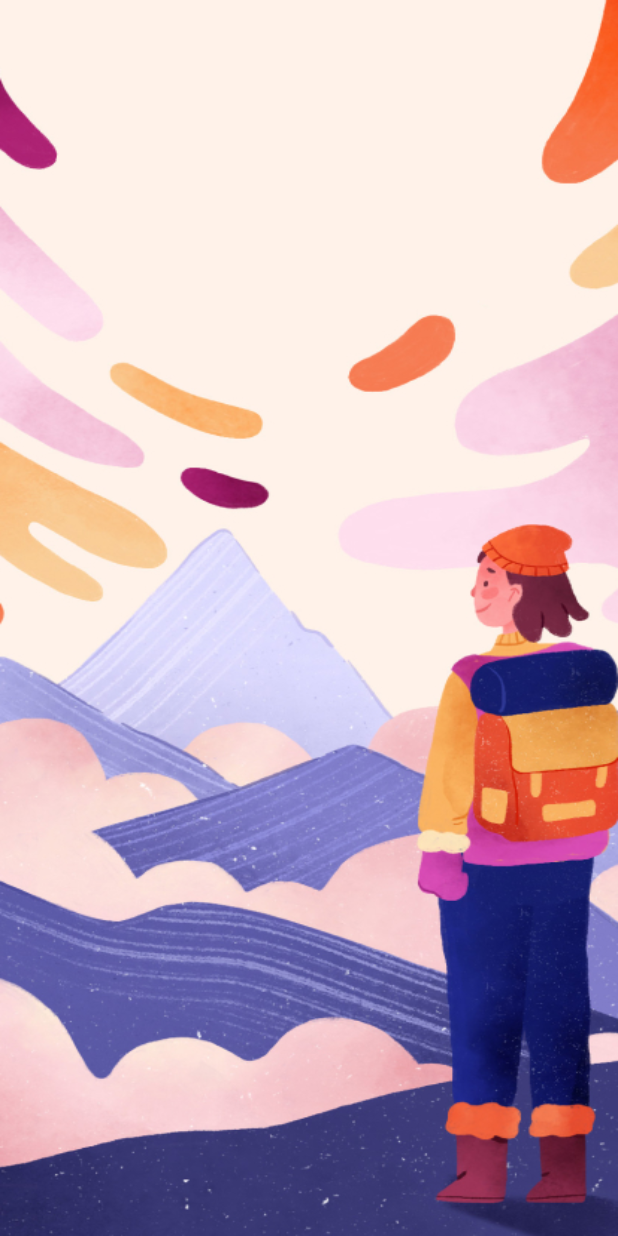
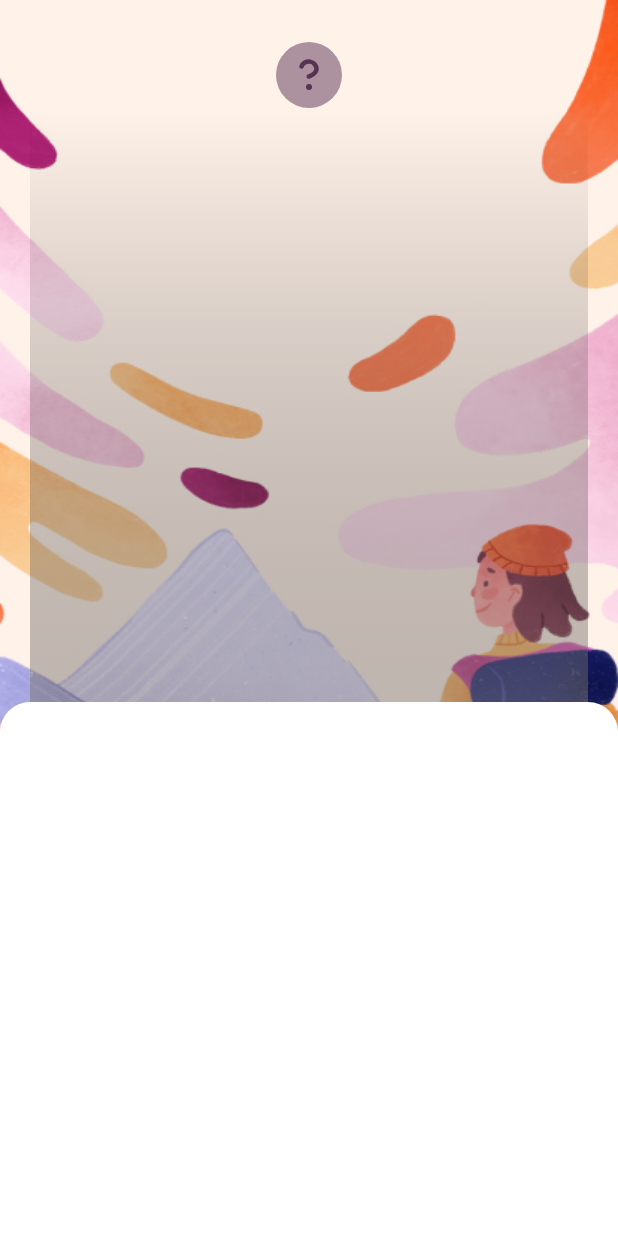
Before and after one commit to Gbenga-Abiodun/habit-app, a Flutter app: the SignInPage screen opened by its route, on a phone screen of 412 x 824 dp. Run offline on Flutter 3.47's test engine with Material 3 defaults, Android fonts, the light colour scheme and no system bars; our stand-ins replace auto_size_text, firebase_core, flutter_svg, get; accounts and stored records are empty.

Commit message:
working on the auth screens

```diff
--- /dev/null
+++ b/lib/config/themes/gradient.dart
@@ -0,0 +1,16 @@
+import 'package:flutter/material.dart';
+
+import '../../utils/colors.dart';
+
+final  Gradient = LinearGradient(
+  begin: Alignment.topCenter,
+  end: Alignment.bottomCenter,
+  colors: [
+    Colors.transparent,
+    AppColors.scaffoldBg2,
+
+
+
+  ],);
+
+LinearGradient signUpGradient()=> Gradient;
--- a/lib/pages/auth/sign_in_page.dart
+++ b/lib/pages/auth/sign_in_page.dart
@@ -1,8 +1,10 @@
 import 'package:flutter/material.dart';
+import 'package:flutter_svg/flutter_svg.dart';
+import 'package:habit_app/config/themes/gradient.dart';
 import 'package:habit_app/widgets/scroll_view.dart';
 
 import '../../generated/assets.dart';
-
+import '../../utils/colors.dart';
 
 class SignInPage extends StatelessWidget {
   const SignInPage({Key? key}) : super(key: key);
@@ -20,13 +22,65 @@ class SignInPage extends StatelessWidget {
               image: AssetImage(
                 Assets.imagesSplashScreen,
               ),
-              )
+            ),
+          ),
+          child: Container(
+            padding: EdgeInsets.symmetric(
+              horizontal: 20,
             ),
             child: Column(
-            children: [],
+              children: [
+                SizedBox(
+                  height: 28,
+                ),
+                Container(
+                  width: 44,
+                  height: 44,
+                  decoration: BoxDecoration(
+                    shape: BoxShape.circle,
+                    color: AppColors.eclipse.withOpacity(
+                      0.5,
+                    ),
+                  ),
+                  child: Center(
+                    child: SvgPicture.asset(
+                      Assets.svgsLoupe1,
+                      width: 22,
+                      height: 22,
+                      fit: BoxFit.scaleDown,
                     ),
                   ),
                 ),
+                Stack(
+                  children: [
+                    Container(
+                      width: MediaQuery.of(context).size.width,
+                      height: MediaQuery.of(context).size.height,
+                      decoration: BoxDecoration(
+                        gradient: signUpGradient(),
+                      ),
+
+                    ),
+                  ],
+                ),
+              ],
+            ),
+          ),
+        ),
+      ),
+      bottomSheet: Container(
+        height: 356,
+        width: MediaQuery.of(context).size.width,
+        decoration: BoxDecoration(
+          color: Colors.white,
+          borderRadius: BorderRadius.only(
+            topLeft: Radius.circular(20,),
+            topRight: Radius.circular(20,),
+          )
+
+        ),
+      ),
+
     );
   }
 }
--- a/lib/pages/auth/sign_up_page.dart
+++ b/lib/pages/auth/sign_up_page.dart
@@ -56,18 +56,6 @@ class SignUpPage extends StatelessWidget {
               SizedBox(
                 height: Dimensions.height10 * 2,
               ),
-              Stack(
-                children: [
-                  Center(
-                    // /
-
-                      child: VerticalDivider(
-                        color: Colors.red,
-                        thickness: 2,
-                      )
-                  ),
-                  Column(
-                    children: [
               AppTextField(
                   hintText: "Name",
                   autoFocus: false,
@@ -136,11 +124,6 @@ class SignUpPage extends StatelessWidget {
                   })),
               SizedBox(
                 height: Dimensions.height12 * 2,
-                      ),
-                    ],
-                  ),
-
-                ],
               ),
               Obx(() {
                 return AppCheckBox(
--- a/pubspec.yaml
+++ b/pubspec.yaml
@@ -45,6 +45,7 @@ dependencies:
   firebase_storage: ^11.1.2
   cloud_firestore: ^4.6.0
   google_sign_in: ^6.2.1
+  persistent_bottom_nav_bar_v2: ^5.2.3
 
 dev_dependencies:
   flutter_test:
```
Also changed, not shown: assets/svgs/loupe 1.svg (added), lib/generated/assets.dart, pubspec.lock. Lines whose indentation alone changed are shown as unchanged.
